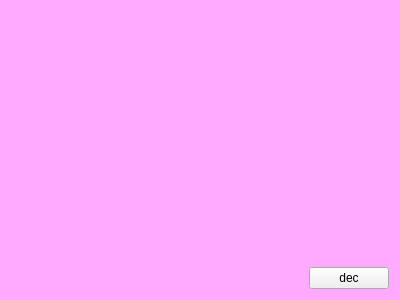
The window that crcImgWdgDemo/widget.ui (maoxingda/Qt) describes before a commit, drawn with Qt 5.
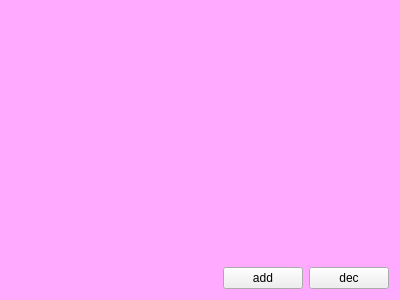
The same window after the commit. Custom widgets are drawn as their Qt base class.

Commit message: 1、新增调整尺寸接口；

```diff
--- a/crcImgWdgDemo/widget.ui
+++ b/crcImgWdgDemo/widget.ui
@@ -96,11 +96,25 @@
         </spacer>
        </item>
        <item>
+        <layout class="QHBoxLayout" name="horizontalLayout_3">
+         <property name="topMargin">
+          <number>0</number>
+         </property>
+         <item>
+          <widget class="QPushButton" name="pushButtonAdd">
+           <property name="text">
+            <string>add</string>
+           </property>
+          </widget>
+         </item>
+         <item>
         <widget class="QPushButton" name="pushButtonDec">
          <property name="text">
           <string>dec</string>
          </property>
         </widget>
+         </item>
+        </layout>
        </item>
       </layout>
      </item>
```
Lines whose indentation alone changed are shown as unchanged. The commit also changes 2 other files.
